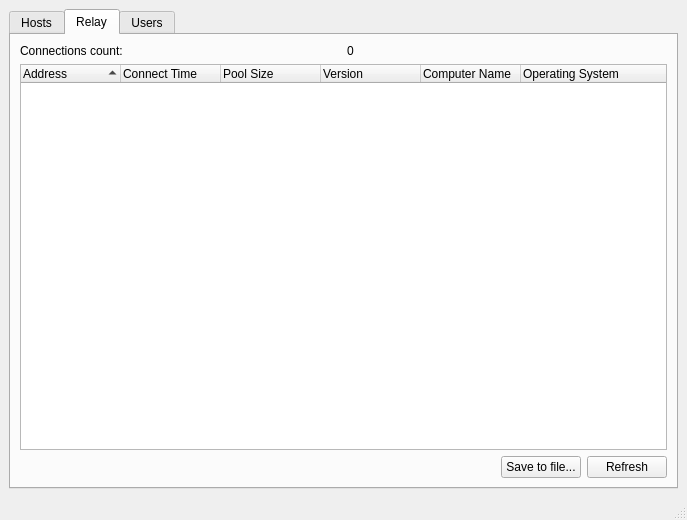
Old version of the form source/client/ui/router_manager_window.ui in the repository dchapyshev/aspia.
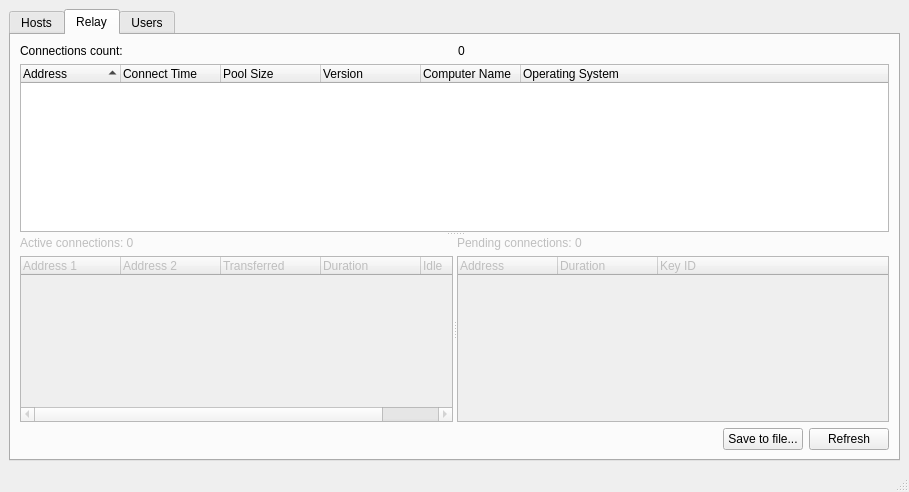
New version of the form. The open tabs and pages were chosen to show the change. Icons and pictures are not drawn.

Commit message: Implemented display of relay statistics.

```diff
--- a/source/client/ui/router_manager_window.ui
+++ b/source/client/ui/router_manager_window.ui
@@ -6,8 +6,8 @@
    <rect>
     <x>0</x>
     <y>0</y>
-    <width>687</width>
-    <height>520</height>
+    <width>909</width>
+    <height>492</height>
    </rect>
   </property>
   <property name="sizePolicy">
@@ -159,7 +159,7 @@
        <attribute name="title">
         <string>Relay</string>
        </attribute>
-       <layout class="QVBoxLayout" name="verticalLayout_2">
+       <layout class="QVBoxLayout" name="verticalLayout_6">
         <item>
          <layout class="QHBoxLayout" name="horizontalLayout_5">
           <item>
@@ -179,6 +179,13 @@
          </layout>
         </item>
         <item>
+         <widget class="QSplitter" name="splitter_relay_hori">
+          <property name="orientation">
+           <enum>Qt::Vertical</enum>
+          </property>
+          <property name="childrenCollapsible">
+           <bool>false</bool>
+          </property>
          <widget class="QTreeWidget" name="tree_relay">
           <property name="indentation">
            <number>0</number>
@@ -216,6 +223,97 @@
             <string>Operating System</string>
            </property>
           </column>
+          </widget>
+          <widget class="QSplitter" name="splitter_relay_vert">
+           <property name="orientation">
+            <enum>Qt::Horizontal</enum>
+           </property>
+           <property name="childrenCollapsible">
+            <bool>false</bool>
+           </property>
+           <widget class="QWidget" name="layoutWidget">
+            <layout class="QVBoxLayout" name="verticalLayout_2">
+             <item>
+              <widget class="QLabel" name="label_active_conn">
+               <property name="enabled">
+                <bool>false</bool>
+               </property>
+               <property name="text">
+                <string notr="true">Active connections: 0</string>
+               </property>
+              </widget>
+             </item>
+             <item>
+              <widget class="QTreeWidget" name="tree_active_conn">
+               <property name="enabled">
+                <bool>false</bool>
+               </property>
+               <column>
+                <property name="text">
+                 <string>Address 1</string>
+                </property>
+               </column>
+               <column>
+                <property name="text">
+                 <string>Address 2</string>
+                </property>
+               </column>
+               <column>
+                <property name="text">
+                 <string>Transferred</string>
+                </property>
+               </column>
+               <column>
+                <property name="text">
+                 <string>Duration</string>
+                </property>
+               </column>
+               <column>
+                <property name="text">
+                 <string>Idle</string>
+                </property>
+               </column>
+              </widget>
+             </item>
+            </layout>
+           </widget>
+           <widget class="QWidget" name="layoutWidget">
+            <layout class="QVBoxLayout" name="verticalLayout_5">
+             <item>
+              <widget class="QLabel" name="label_pending_conn">
+               <property name="enabled">
+                <bool>false</bool>
+               </property>
+               <property name="text">
+                <string notr="true">Pending connections: 0</string>
+               </property>
+              </widget>
+             </item>
+             <item>
+              <widget class="QTreeWidget" name="tree_pending_conn">
+               <property name="enabled">
+                <bool>false</bool>
+               </property>
+               <column>
+                <property name="text">
+                 <string>Address</string>
+                </property>
+               </column>
+               <column>
+                <property name="text">
+                 <string>Duration</string>
+                </property>
+               </column>
+               <column>
+                <property name="text">
+                 <string>Key ID</string>
+                </property>
+               </column>
+              </widget>
+             </item>
+            </layout>
+           </widget>
+          </widget>
          </widget>
         </item>
         <item>
```
Left out of the diff: 5 changed lines with no effect on the pictures. Lines whose indentation alone changed are shown as unchanged. The commit also changes 41 other files.
